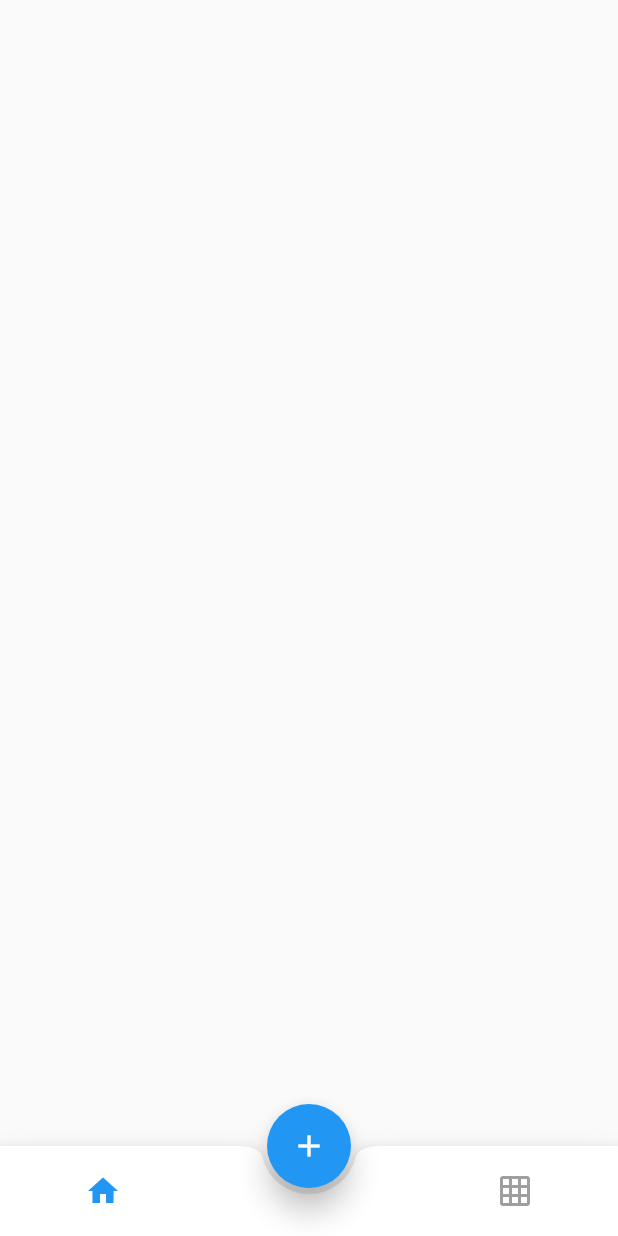
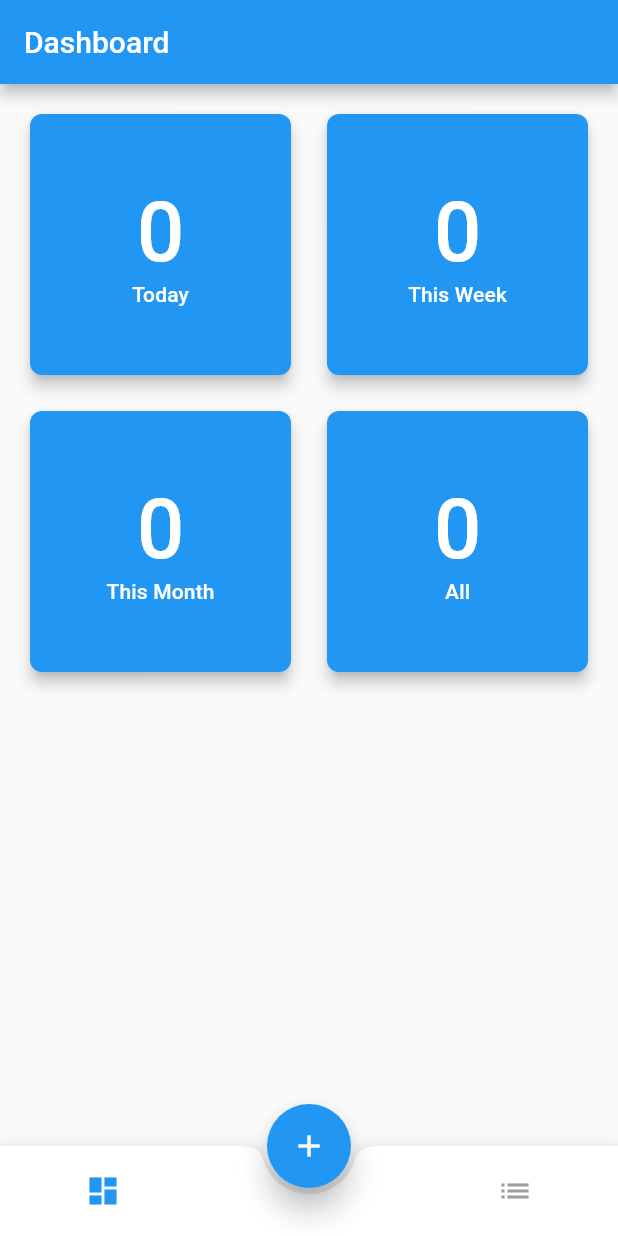
Before and after one commit to solutelabs/todo-app, a Flutter app: the screen it shows after launch, on a phone screen of 412 x 824 dp. Run offline on Flutter 3.47's test engine with Material 2 defaults, Android fonts, the phone set to English and light mode, and no system bars; our stand-ins replace equatable, rxdart.

Commit message:
Feature/synthesize ui (#8)
* Renamed Add Item Page

* Added pub => Provider

* Added snackbar component which can show messages

* Add Item Page integrated with ViewModel

* Added Pub

* Added Function to format date in DateTime Utils

* Shown date in Add Item page once user selects any

* Added auto generated files in GitIgnore

* Moved repository instance at the app level

* Navigate user back once item gets added

* Implemented & Linked Home List Tabs

* Handle keyboard dismissal on button taps

* Toggle completion

* Navigate to list if selected any dashboard item

* Changed icons

```diff
--- a/lib/main.dart
+++ b/lib/main.dart
@@ -1,18 +1,36 @@
-import 'package:checklist/pages/create_task_page.dart';
-import 'package:checklist/pages/home_page.dart';
+import 'package:checklist/models/list_mode.dart';
+import 'package:checklist/pages/add_item_page.dart';
+import 'package:checklist/pages/home/home_page.dart';
+import 'package:checklist/pages/items_list_page.dart';
+import 'package:checklist/repositories/checklist_items_repository.dart';
 import 'package:flutter/material.dart';
+import 'package:provider/provider.dart';
+
+import 'daos/checklist_items_dao.dart';
 
 void main() => runApp(App());
 
 class App extends StatelessWidget {
   @override
   Widget build(BuildContext context) {
-    return MaterialApp(
-      initialRoute: 'home',
-      routes: {
-        'home': (context) => HomePage(),
-        'create_task': (_) => CreateTaskPage(),
-      },
+    return Provider<ChecklistItemsRepository>(
+      builder: (_) => ChecklistItemsRepository(ChecklistItemsDAO()),
+      child: MaterialApp(
+        initialRoute: 'home',
+        routes: {
+          'home': (context) => HomePage(),
+          'add_item': (_) => AddItemPage(),
+        },
+        onGenerateRoute: (settings) {
+          if (settings.name == ItemsListPage.routeName) {
+            final listMode = settings.arguments as ListMode;
+            return MaterialPageRoute(
+              builder: (_) => ItemsListPage(listMode: listMode),
+            );
+          }
+          return null;
+        },
+      ),
     );
   }
 }
--- a/lib/models/checklist_item.dart
+++ b/lib/models/checklist_item.dart
@@ -6,10 +6,12 @@ class ChecklistItem extends Equatable {
   final String id;
   final String description;
   final DateTime targetDate;
+  final bool isCompleted;
 
   const ChecklistItem({
     @required this.id,
     @required this.description,
+    @required this.isCompleted,
     this.targetDate,
   });
 
--- /dev/null
+++ b/lib/pages/home/dashboard_tab.dart
@@ -0,0 +1,78 @@
+import 'package:checklist/models/dashboard_item.dart';
+import 'package:checklist/pages/items_list_page.dart';
+import 'package:checklist/providers/items_provider.dart';
+import 'package:checklist/repositories/checklist_items_repository.dart';
+import 'package:checklist/ui_components/dashboard_stats_card.dart';
+import 'package:checklist/view_models/dashboard_items_view_model.dart';
+import 'package:flutter/material.dart';
+import 'package:provider/provider.dart';
+
+class DashboardTab extends StatelessWidget {
+  @override
+  Widget build(BuildContext context) {
+    final repository = Provider.of<ChecklistItemsRepository>(context);
+    return Provider<DashboardItemsViewModel>(
+      builder: (context) => DashboardItemsViewModel(
+        itemsProvider: ItemsProvider(
+          repository: repository,
+        ),
+      ),
+      child: Builder(
+        builder: (context) {
+          final viewModel = Provider.of<DashboardItemsViewModel>(context);
+          return Padding(
+            padding: const EdgeInsets.symmetric(horizontal: 16),
+            child: CustomScrollView(
+              slivers: <Widget>[
+                SliverToBoxAdapter(
+                  child: SizedBox(
+                    height: 16,
+                  ),
+                ),
+                StreamBuilder<List<DashboardItem>>(
+                  stream: viewModel.items,
+                  builder: (context, snapshot) {
+                    final items = snapshot.data;
+                    if (items != null) {
+                      return SliverGrid(
+                        gridDelegate: SliverGridDelegateWithMaxCrossAxisExtent(
+                          maxCrossAxisExtent: 192,
+                          mainAxisSpacing: 16,
+                          crossAxisSpacing: 16,
+                        ),
+                        delegate: SliverChildBuilderDelegate(
+                          (BuildContext context, int index) {
+                            final item = items[index];
+                            return GestureDetector(
+                              onTap: () => Navigator.of(context).pushNamed(
+                                ItemsListPage.routeName,
+                                arguments: item.mode,
+                              ),
+                              child: DashboardStatsCard(
+                                title: item.title,
+                                subtitle: item.subtitle,
+                              ),
+                            );
+                          },
+                          childCount: items.length,
+                        ),
+                      );
+                    }
+                    return SliverToBoxAdapter(
+                      child: SizedBox(),
+                    );
+                  },
+                ),
+                SliverToBoxAdapter(
+                  child: SizedBox(
+                    height: 16,
+                  ),
+                ),
+              ],
+            ),
+          );
+        },
+      ),
+    );
+  }
+}
--- /dev/null
+++ b/lib/pages/home/home_page.dart
@@ -0,0 +1,74 @@
+import 'package:checklist/pages/home/dashboard_tab.dart';
+import 'package:checklist/pages/home/items_list_tab.dart';
+import 'package:checklist/ui_components/fab_bottom_app_bar.dart';
+import 'package:flutter/material.dart';
+
+enum _HomePageTabType { dashboard, list }
+
+class HomePage extends StatefulWidget {
+  @override
+  _HomePageState createState() => _HomePageState(_HomePageTabType.dashboard);
+}
+
+class _HomePageState extends State<HomePage> {
+  final _tabs = [_HomePageTabType.dashboard, _HomePageTabType.list];
+  _HomePageTabType _selectedTab;
+
+  _HomePageState(this._selectedTab);
+
+  @override
+  Widget build(BuildContext context) {
+    return Scaffold(
+      appBar: AppBar(
+        title: Text(getTitle()),
+      ),
+      body: getBody(),
+      floatingActionButtonLocation: FloatingActionButtonLocation.centerDocked,
+      floatingActionButton: FloatingActionButton(
+        onPressed: () => Navigator.of(context).pushNamed('add_item'),
+        child: Icon(Icons.add),
+        elevation: 8.0,
+      ),
+      bottomNavigationBar: FABBottomAppBar(
+        items: [
+          FABBottomAppBarItem(iconData: Icons.dashboard),
+          FABBottomAppBarItem(iconData: Icons.list),
+        ],
+        notchedShape: CircularNotchedRectangle(),
+        selectedColor: Theme.of(context).primaryColor,
+        color: Colors.grey.shade500,
+        onTabSelected: (index) {
+          setState(() {
+            _selectedTab = _tabs[index];
+          });
+        },
+      ),
+    );
+  }
+
+  String getTitle() {
+    String title;
+    switch (_selectedTab) {
+      case _HomePageTabType.dashboard:
+        title = 'Dashboard';
+        break;
+      case _HomePageTabType.list:
+        title = 'Tasks';
+        break;
+    }
+    return title;
+  }
+
+  Widget getBody() {
+    Widget bodyWidget;
+    switch (_selectedTab) {
+      case _HomePageTabType.dashboard:
+        bodyWidget = DashboardTab();
+        break;
+      case _HomePageTabType.list:
+        bodyWidget = ItemsListTab();
+        break;
+    }
+    return bodyWidget;
+  }
+}
--- a/lib/pages/home_page.dart
+++ /dev/null
@@ -1,26 +0,0 @@
-import 'package:checklist/ui_components/fab_bottom_app_bar.dart';
-import 'package:flutter/material.dart';
-
-class HomePage extends StatelessWidget {
-  @override
-  Widget build(BuildContext context) {
-    return Scaffold(
-      floatingActionButtonLocation: FloatingActionButtonLocation.centerDocked,
-      floatingActionButton: FloatingActionButton(
-        onPressed: () => null,
-        child: Icon(Icons.add),
-        elevation: 8.0,
-      ),
-      bottomNavigationBar: FABBottomAppBar(
-        items: [
-          FABBottomAppBarItem(iconData: Icons.home),
-          FABBottomAppBarItem(iconData: Icons.grid_on),
-        ],
-        notchedShape: CircularNotchedRectangle(),
-        selectedColor: Theme.of(context).primaryColor,
-        color: Colors.grey.shade500,
-        onTabSelected: (index) => null,
-      ),
-    );
-  }
-}
--- a/lib/ui_components/checklist_card.dart
+++ b/lib/ui_components/checklist_card.dart
@@ -4,12 +4,14 @@ class ChecklistCard extends StatelessWidget {
   final String title;
   final String subtitle;
   final bool isCompleted;
+  final VoidCallback toggleCompletionStatus;
 
   const ChecklistCard({
     Key key,
     @required this.title,
     @required this.subtitle,
-    this.isCompleted = false,
+    @required this.isCompleted,
+    @required this.toggleCompletionStatus,
   }) : super(key: key);
 
   @override
@@ -29,7 +31,7 @@ class ChecklistCard extends StatelessWidget {
             children: <Widget>[
               Checkbox(
                 value: isCompleted,
-                onChanged: (_) => null,
+                onChanged: (_) => toggleCompletionStatus(),
               ),
               Expanded(
                 child: Column(
--- a/lib/ui_components/dashboard_stats_card.dart
+++ b/lib/ui_components/dashboard_stats_card.dart
@@ -19,7 +19,10 @@ class DashboardStatsCard extends StatelessWidget {
           children: <Widget>[
             Text(
               title,
-              style: Theme.of(context).textTheme.display3,
+              style: Theme.of(context).textTheme.display3.copyWith(
+                    color: Theme.of(context).cardColor,
+                    fontWeight: FontWeight.w500,
+                  ),
             ),
             Text(
               subtitle,
@@ -31,7 +34,7 @@ class DashboardStatsCard extends StatelessWidget {
           ],
         ),
       ),
-      color: Theme.of(context).colorScheme.background,
+      color: Theme.of(context).primaryColor,
       shape: RoundedRectangleBorder(borderRadius: BorderRadius.circular(8)),
       elevation: 4,
     );
--- a/pubspec.yaml
+++ b/pubspec.yaml
@@ -8,9 +8,11 @@ environment:
 dependencies:
   flutter:
     sdk: flutter
+  equatable: ^0.6.1
   uuid: ^2.0.2
   rxdart: ^0.22.3
-  equatable: ^0.6.1
+  provider: ^3.1.0
+  intl: ^0.16.0
 
 dev_dependencies:
   flutter_test:
```
Also changed, not shown: lib/pages/add_item_page.dart (added, +141 -0 lines), lib/pages/create_task_page.dart (deleted, +0 -57 lines), lib/pages/home/items_list_tab.dart (added, +79 -0 lines), lib/pages/items_list_page.dart (added, +26 -0 lines), lib/repositories/checklist_items_repository.dart (+6 -1 lines), lib/ui_components/snack_message_widget.dart (added, +45 -0 lines), lib/utils/datetime_utils.dart (+9 -0 lines), lib/view_models/add_item_view_model.dart (+12 -1 lines), lib/view_models/list_items_view_model.dart (+13 -0 lines), pubspec.lock, 1 other file.
